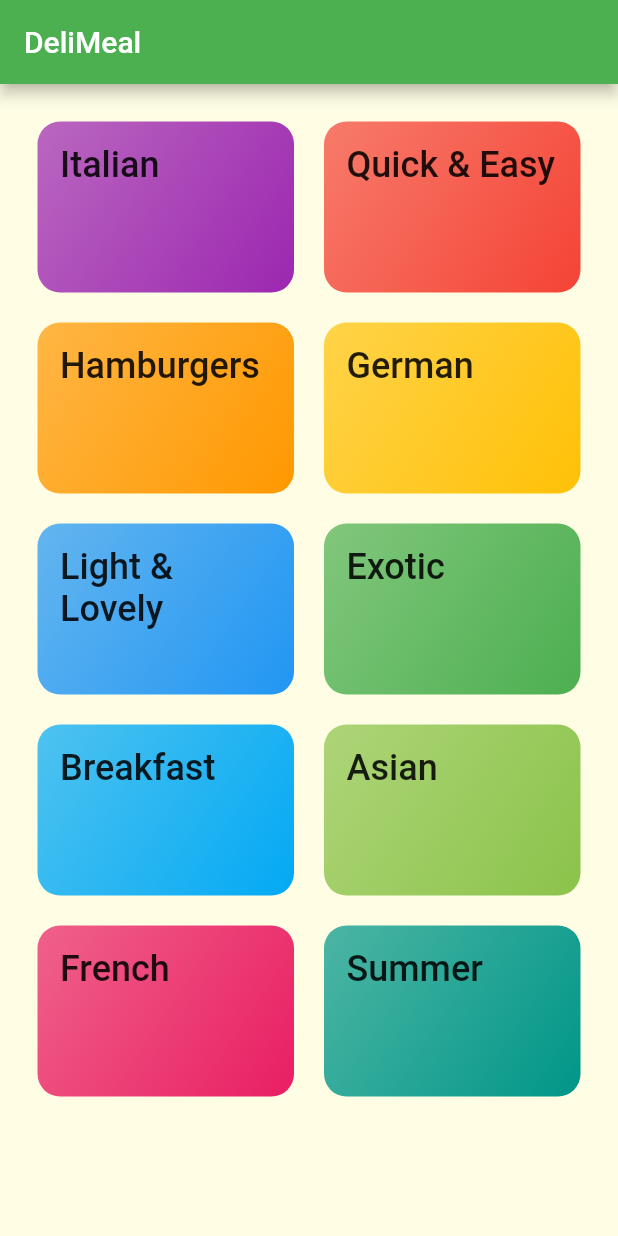
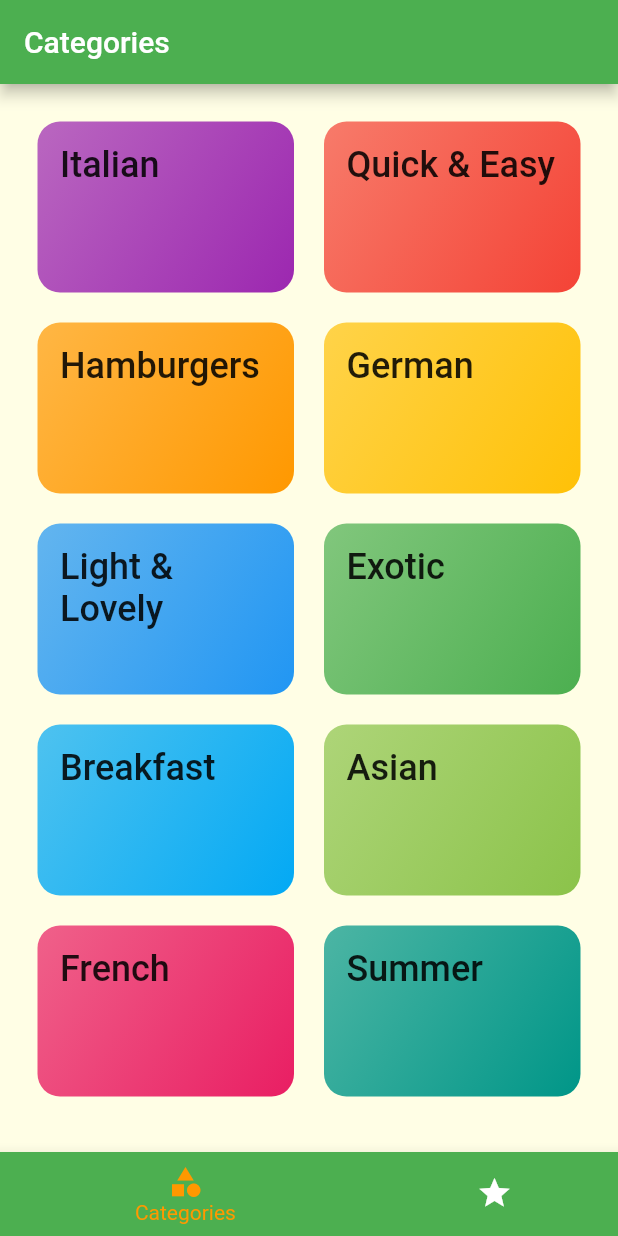
Before and after one commit to cibikumar-mv/flutter-meals, a Flutter app: the screen it shows after launch, on a phone screen of 412 x 824 dp. Run offline on Flutter 3.47's test engine with Material 2 defaults, Android fonts, the phone set to English and light mode, and no system bars; Roboto replaces fonts that are missing (Raleway, RobotoCondensed).

```diff
--- a/lib/Screens/categories_screen.dart
+++ b/lib/Screens/categories_screen.dart
@@ -6,11 +6,7 @@ import '../dummy_data.dart';
 class CategoriesScreen extends StatelessWidget {
   @override
   Widget build(BuildContext context) {
-    return Scaffold(
-      appBar: AppBar(
-        title: const Text("DeliMeal"),
-      ),
-      body: GridView(
+    return GridView(
         padding: const EdgeInsets.all(25),
         children: DUMMY_CATEGORIES
             .map((catData) => CategoryItem(
@@ -26,8 +22,8 @@ class CategoriesScreen extends StatelessWidget {
           crossAxisSpacing: 20,
           mainAxisSpacing: 20,
         ),
-      ),
+      );
 
-    );
+
   }
 }
--- /dev/null
+++ b/lib/Screens/tabs_screen.dart
@@ -0,0 +1,59 @@
+import 'package:flutter/material.dart';
+import 'categories_screen.dart';
+import 'favourites_screen.dart';
+
+class TabsScreen extends StatefulWidget {
+  @override
+  _TabScreenState createState() => _TabScreenState();
+}
+
+class _TabScreenState extends State<TabsScreen> {
+  final List<Map<String, Object>> _pages = [
+    {
+      'page' : CategoriesScreen(),
+      'title' : "Categories"
+    },
+    {
+      'page' : FavouritesScreen(),
+      'title': "Your Favourites",
+    }
+  ];
+
+  int _selectedPageIndex = 0;
+
+  void _selectPage(int index) {
+    setState(() {
+      _selectedPageIndex = index;
+    });
+  }
+
+  @override
+  Widget build(BuildContext context) {
+    return Scaffold(
+      appBar: AppBar(
+        title: Text(_pages[_selectedPageIndex]["title"]),
+      ),
+      body: _pages[_selectedPageIndex]["page"],
+      bottomNavigationBar: BottomNavigationBar(
+        onTap: _selectPage,
+        backgroundColor: Theme.of(context).primaryColor,
+        unselectedItemColor: Colors.white,
+        selectedItemColor: Theme.of(context).accentColor,
+        currentIndex: _selectedPageIndex,
+        type: BottomNavigationBarType.shifting,
+        items: [
+          BottomNavigationBarItem(
+            backgroundColor: Theme.of(context).primaryColor,
+            icon: Icon(Icons.category),
+            label: "Categories",
+          ),
+          BottomNavigationBarItem(
+            backgroundColor: Theme.of(context).primaryColor,
+            icon: Icon(Icons.star),
+            label: "Favourites",
+          ),
+        ],
+      ),
+    );
+  }
+}
--- a/lib/main.dart
+++ b/lib/main.dart
@@ -1,4 +1,5 @@
 import 'package:flutter/material.dart';
+import 'package:meals/Screens/tabs_screen.dart';
 import 'Screens/meal_detail_screen.dart';
 import 'Screens/category_meals_screen.dart';
 import 'Screens/categories_screen.dart';
@@ -32,7 +33,7 @@ class MyApp extends StatelessWidget {
       ),
       // home: CategoriesScreen(),
       routes: {
-        '/' : (ctx) => CategoriesScreen(),
+        '/' : (ctx) => TabsScreen(),
         CategoryMealsScreen.routeName : (ctx) => CategoryMealsScreen(),
         MealDetailScreen.routeName : (ctx) =>  MealDetailScreen(),
       },
```
Also changed, not shown: lib/Screens/favourites_screen.dart (added, +8 -0 lines), lib/Screens/meal_detail_screen.dart (+9 -5 lines).
